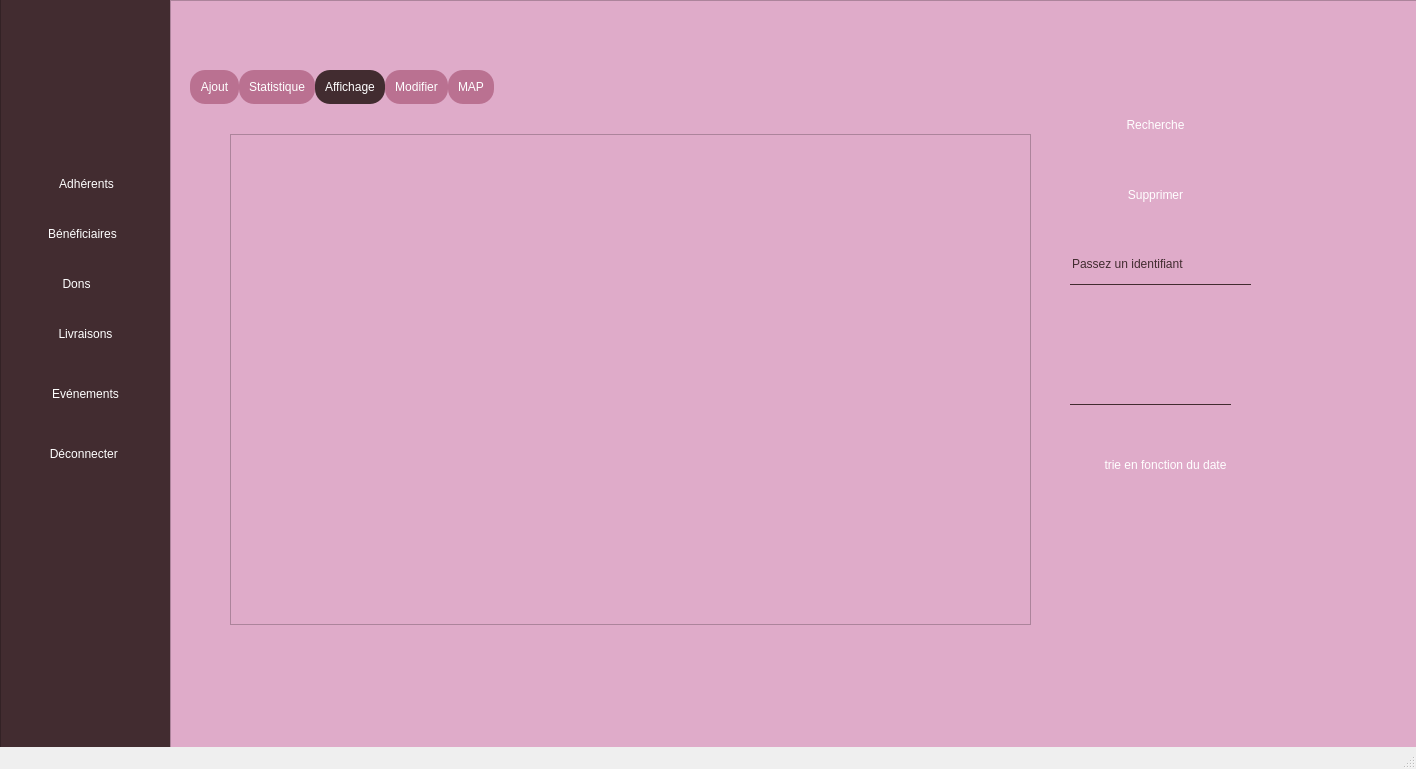
This is mainwindow.ui in MayssaHakimi/Projet_Share_and_Care as Qt 5 draws it before an edit. The edited form follows.
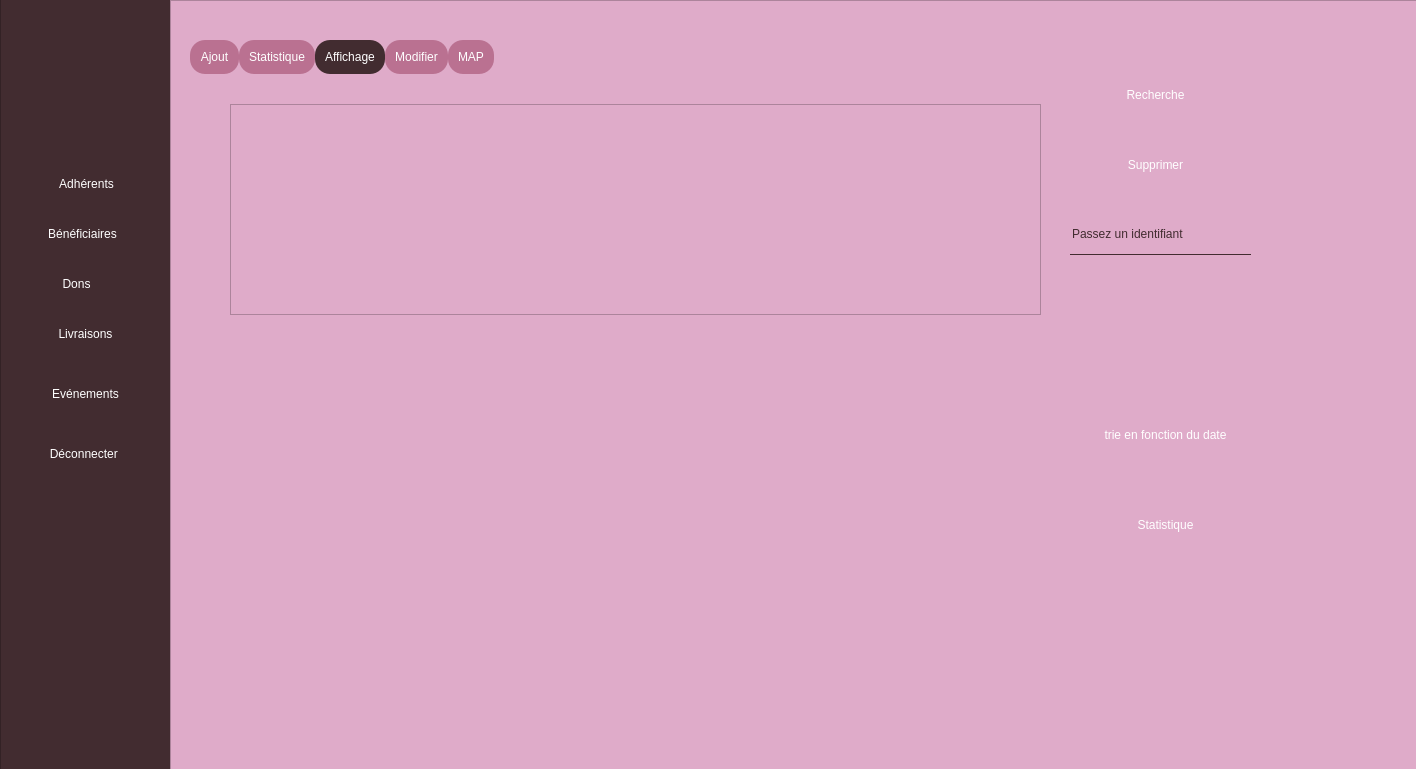
This is the edited form. The open tabs and pages were chosen to show the change. Icons and pictures are not drawn.

```diff
--- a/mainwindow.ui
+++ b/mainwindow.ui
@@ -265,7 +265,7 @@
      <property name="geometry">
       <rect>
        <x>20</x>
-       <y>70</y>
+       <y>40</y>
        <width>1101</width>
        <height>641</height>
       </rect>
@@ -733,29 +733,13 @@
         <string>trie en fonction du date</string>
        </property>
       </widget>
-      <widget class="QLineEdit" name="id">
-       <property name="geometry">
-        <rect>
-         <x>880</x>
-         <y>260</y>
-         <width>161</width>
-         <height>41</height>
-        </rect>
-       </property>
-       <property name="styleSheet">
-        <string notr="true"/>
-       </property>
-       <property name="text">
-        <string/>
-       </property>
-      </widget>
       <widget class="QTableView" name="tab_liv">
        <property name="geometry">
         <rect>
          <x>40</x>
          <y>30</y>
-         <width>801</width>
-         <height>491</height>
+         <width>811</width>
+         <height>211</height>
         </rect>
        </property>
       </widget>
@@ -775,6 +759,37 @@
         <string>Passez un identifiant </string>
        </property>
       </widget>
+      <widget class="QPushButton" name="statistique">
+       <property name="geometry">
+        <rect>
+         <x>880</x>
+         <y>420</y>
+         <width>191</width>
+         <height>61</height>
+        </rect>
+       </property>
+       <property name="styleSheet">
+        <string notr="true">/*border-right-color: qlineargradient(spread:pad, x1:0, y1:0, x2:0, y2:1, stop:0 rgba(255, 0, 0, 255), stop:0.339795 rgba(255, 0, 0, 255), stop:0.339799 rgba(255, 255, 255, 255), stop:0.662444 rgba(255, 255, 255, 255), stop:0.662469 rgba(0, 0, 255, 255), stop:1 rgba(0, 0, 255, 255));
+*/
+QPushButton::selected {
+font: 12pt &quot;Times New Roman&quot;;
+  background: blue;
+ }
+
+QPushButton::hover {
+
+
+  background: pink;
+ }
+
+
+
+</string>
+       </property>
+       <property name="text">
+        <string>Statistique</string>
+       </property>
+      </widget>
      </widget>
      <widget class="QWidget" name="tab_3">
       <attribute name="title">
@@ -1387,17 +1402,6 @@
     </widget>
    </widget>
   </widget>
-  <widget class="QMenuBar" name="menubar">
-   <property name="geometry">
-    <rect>
-     <x>0</x>
-     <y>0</y>
-     <width>1416</width>
-     <height>29</height>
-    </rect>
-   </property>
-  </widget>
-  <widget class="QStatusBar" name="statusbar"/>
  </widget>
  <resources/>
  <connections/>
```
Left out of the diff: 100 changed lines with no effect on the pictures.
